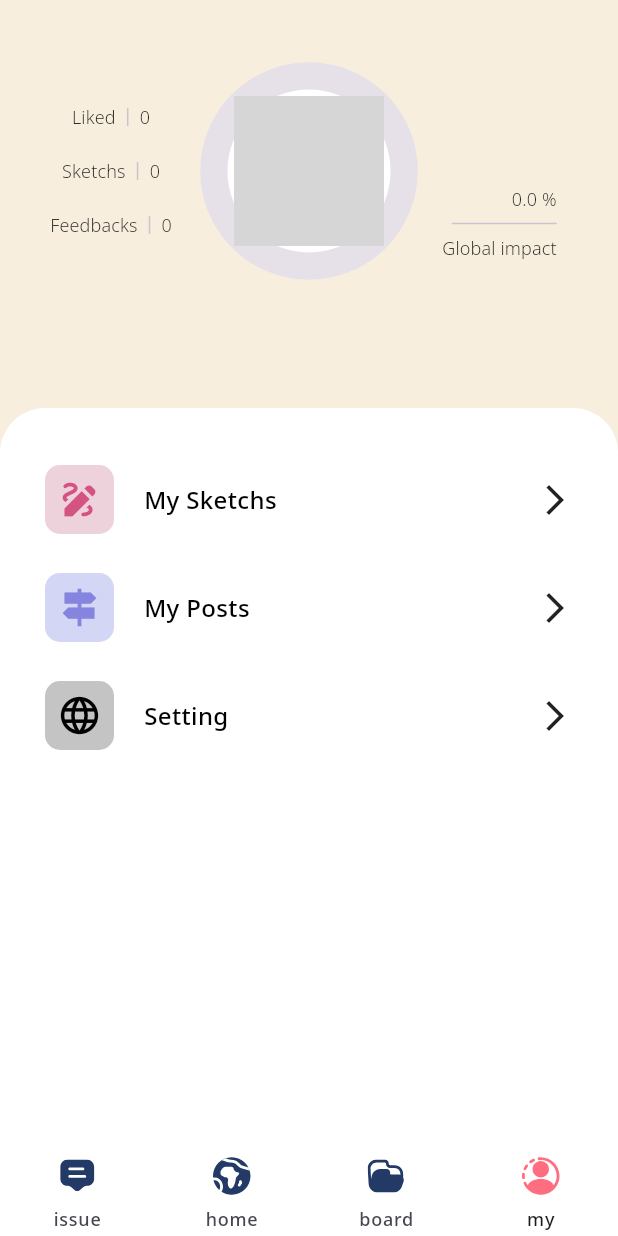
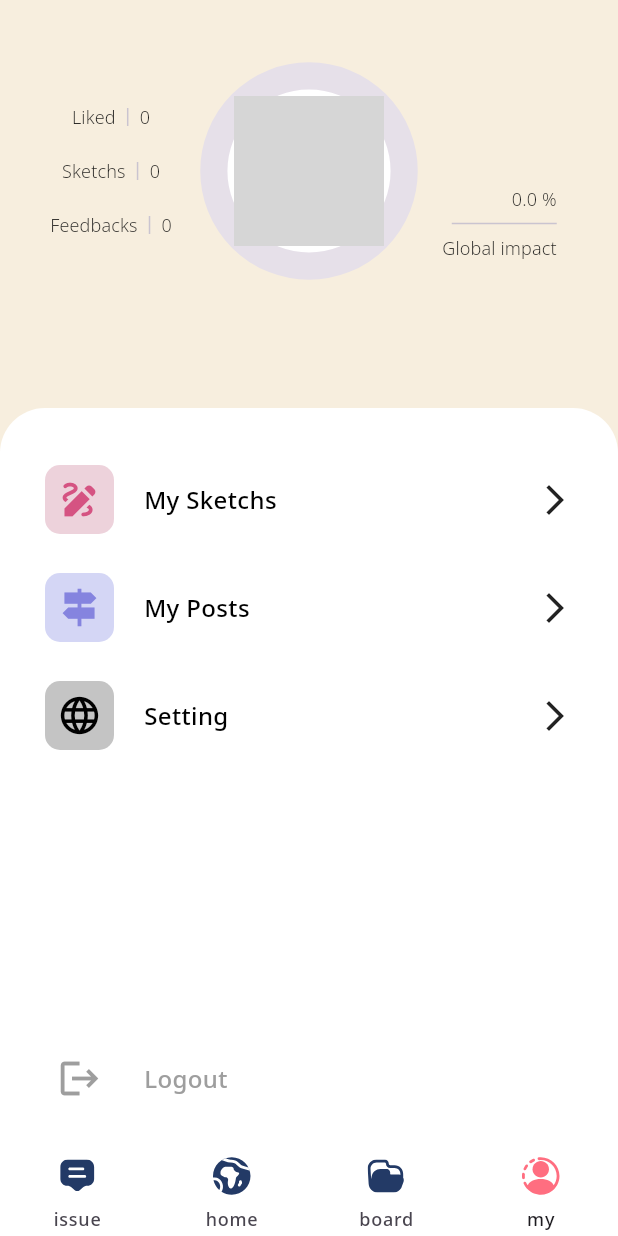
Before and after one commit to GDSC-DGU/2024-SolutionChallenge-InGlo-client, a Flutter app: the ProfilePage screen opened directly, on a phone screen of 412 x 824 dp. Run offline on Flutter 3.47's test engine with Material 3 defaults, Android fonts, the phone set to English and light mode, and no system bars; drawn by our look-alikes of syncfusion_flutter_gauges; our stand-ins replace carousel_slider, dio, dropdown_button2, firebase_core, flutter_dotenv, flutter_secure_storage and 7 more; missing offline and left inert: comment_box, flutter_state_notifier, html_editor_enhanced, pager, scribble, vertical_card_pager; accounts and stored records are empty; network calls fail; statements that could not run were skipped; project files that could hold a hidden picture were left out; grey boxes are pictures that could not be loaded.

Commit message:
ADD: logout

```diff
--- a/lib/screens/profile/profile.dart
+++ b/lib/screens/profile/profile.dart
@@ -6,10 +6,13 @@ import 'package:inglo/provider/profile/users.dart';
 import 'package:inglo/screens/profile/widgets/mydrawing.dart';
 import 'package:inglo/screens/profile/widgets/myposts.dart';
 import 'package:inglo/screens/profile/widgets/setting.dart';
+import 'package:inglo/screens/start/start.dart';
+import 'package:inglo/service/auth/google/google_signout.dart';
 import 'package:inglo/service/profile/profile.dart';
 import 'package:inglo/util/profile/user_preferences.dart';
 import 'package:inglo/widgets/appbar/appbar.dart';
 import 'package:inglo/widgets/modal/alert_modal.dart';
+import 'package:inglo/widgets/profile/logout_button.dart';
 import 'package:inglo/widgets/profile/numbers_widget.dart';
 import 'package:inglo/widgets/profile/percent.dart';
 import 'package:inglo/widgets/profile/profile_widget.dart';
@@ -33,6 +36,7 @@ class _ProfilePageState extends State<ProfilePage> {
   String? token = ''; // token 빈 값으로 우선 정의
 
   final ProfileService _authService = ProfileService();
+  final GoogleSignInService _signService = GoogleSignInService();
 
   // 초기 1번 실행
   void initState() {
@@ -162,6 +166,19 @@ class _ProfilePageState extends State<ProfilePage> {
                         );
                       },
                     ),
+                    SizedBox(height: 170,),
+                    LogoutButtonWidget(
+                      text: 'Logout',
+                      bg: 'C4C4C4',
+                      icon1: Icons.logout,
+                      onPressed: () {
+                        GoogleSignInService.disconnect();
+                        Navigator.pushReplacement(
+                          context,
+                          MaterialPageRoute(builder: (context) => StartPage()), // 다음 페이지로 이동
+                        );
+                      },
+                    ),
                   ],
                 ),
               ),
--- /dev/null
+++ b/lib/service/auth/google/google_signout.dart
@@ -0,0 +1,26 @@
+import 'package:google_sign_in/google_sign_in.dart';
+
+class GoogleSignInService {
+  static final GoogleSignIn _googleSignIn = GoogleSignIn(
+    scopes: [
+      'email',
+      'https://www.googleapis.com/auth/contacts.readonly',
+    ],
+  );
+
+  // 로그인
+  static Future<GoogleSignInAccount?> signInWithGoogle() async {
+    try {
+      final GoogleSignInAccount? account = await _googleSignIn.signIn();
+      return account;
+    } catch (error) {
+      print(error);
+      return null;
+    }
+  }
+
+  // 로그아웃
+  static Future<void> disconnect() async {
+    await _googleSignIn.disconnect();
+  }
+}
--- /dev/null
+++ b/lib/widgets/profile/logout_button.dart
@@ -0,0 +1,61 @@
+import 'package:flutter/material.dart';
+import 'package:google_fonts/google_fonts.dart';
+
+class LogoutButtonWidget extends StatefulWidget {
+  final String text;
+  final String bg;
+  final IconData icon1;
+  final VoidCallback onPressed; // onPressed 속성 추가
+
+  const LogoutButtonWidget({
+    required this.text,
+    required this.bg,
+    required this.icon1,
+    required this.onPressed,
+    Key? key,
+  }) : super(key: key);
+
+  @override
+  _LogoutButtonWidgetState createState() => _LogoutButtonWidgetState();
+}
+
+class _LogoutButtonWidgetState extends State<LogoutButtonWidget> {
+  @override
+  Widget build(BuildContext context) {
+    return GestureDetector( // GestureDetector를 사용하여 버튼 클릭을 감지
+      onTap: widget.onPressed, // onPressed 콜백을 연결
+      child: Container(
+        padding: EdgeInsets.symmetric(vertical: 8, horizontal: 30),
+        child: Column(
+          children: [
+            Row(
+              mainAxisAlignment: MainAxisAlignment.spaceBetween,
+              children: [
+                Row(
+                  children: [
+                    Container(
+                      decoration: BoxDecoration(
+                        color: Colors.white,
+                        borderRadius: BorderRadius.circular(10),
+                      ),
+                      padding: EdgeInsets.all(8),
+                      child: Icon(widget.icon1, color: Colors.grey, size: 30,),
+                    ),
+                    SizedBox(width: 20,),
+                    Text(widget.text,
+                        style: GoogleFonts.notoSans(
+                          color: Colors.grey,
+                          fontSize: 16,
+                          fontWeight: FontWeight.w500,
+                        )),
+                  ],
+                ),
+              ],
+            ),
+            SizedBox(height: 10),
+          ],
+        ),
+      ),
+    );
+  }
+}
```
Also changed, not shown: pubspec.lock, 23 other files.
